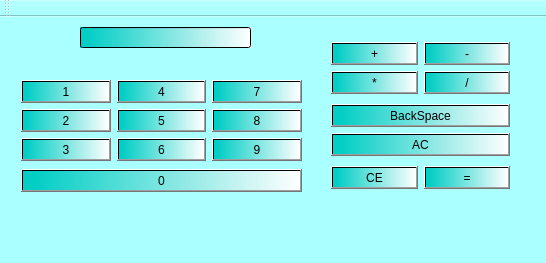
llfWilliam/SimpleCalculator, file mainwindow.ui: the form before one commit.
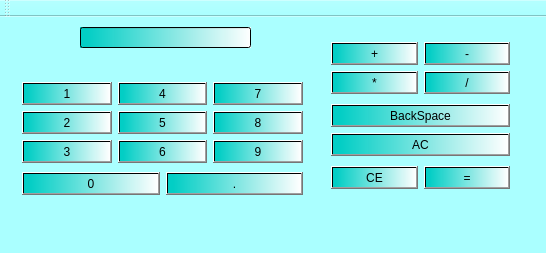
The form after the commit.

Commit message:
李刘凡修复了bug
修复了重复摁等号程序崩溃的问题，这是由于operator数组非法访问的缘故
新增了小数点的摁键，虽然先前已经写进了程序，但是没有在界面上做出来

The edit to the form file:
```diff
--- a/mainwindow.ui
+++ b/mainwindow.ui
@@ -7,7 +7,7 @@
     <x>0</x>
     <y>0</y>
     <width>546</width>
-    <height>263</height>
+    <height>253</height>
    </rect>
   </property>
   <property name="windowTitle">
@@ -145,13 +145,13 @@
      </item>
     </layout>
    </widget>
-   <widget class="QWidget" name="layoutWidget">
+   <widget class="QWidget" name="">
     <property name="geometry">
      <rect>
-      <x>10</x>
-      <y>50</y>
+      <x>11</x>
+      <y>51</y>
       <width>303</width>
-      <height>139</height>
+      <height>141</height>
      </rect>
     </property>
     <layout class="QVBoxLayout" name="verticalLayout_6">
@@ -262,6 +262,8 @@
       </layout>
      </item>
      <item>
+      <layout class="QHBoxLayout" name="horizontalLayout_4">
+       <item>
       <widget class="QPushButton" name="Button0">
        <property name="toolTip">
         <string>&lt;html&gt;&lt;head/&gt;&lt;body&gt;&lt;p&gt;不能作为除数&lt;/p&gt;&lt;/body&gt;&lt;/html&gt;</string>
@@ -276,6 +278,18 @@
         <string>0</string>
        </property>
       </widget>
+       </item>
+       <item>
+        <widget class="QPushButton" name="Button10">
+         <property name="styleSheet">
+          <string notr="true">background-color: qlineargradient(spread:pad, x1:0, y1:0, x2:1, y2:0, stop:0.0386473 rgba(0, 205, 196, 252), stop:1 rgba(255, 255, 255, 255));</string>
+         </property>
+         <property name="text">
+          <string>.</string>
+         </property>
+        </widget>
+       </item>
+      </layout>
      </item>
     </layout>
    </widget>
```
Lines whose indentation alone changed are shown as unchanged. The commit also changes 1 other file.
